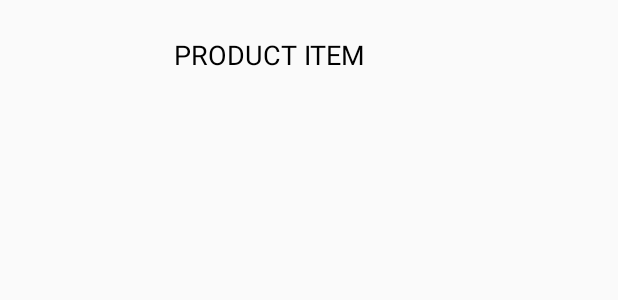
After one commit to claudiocaj/MobiquityChallenge, an Android app: the layout item_product.xml on its own in the app's theme, with its tools: preview values and no code run, on a phone screen of 412 x 824 dp. The commit adds this screen. Shown: the top 300 px of the screen. Run offline under Robolectric (Android 15) with nearby library versions, the phone set to English and light mode, and no system bars.

Commit message:
bind product list

```diff
--- a/app/src/main/java/com/mobiquity/mobproducts/di/AppComponent.kt
+++ b/app/src/main/java/com/mobiquity/mobproducts/di/AppComponent.kt
@@ -1,6 +1,7 @@
 package com.mobiquity.mobproducts.di
 
 import com.mobiquity.mobproducts.presentation.ui.MainActivity
+import com.mobiquity.mobproducts.presentation.ui.ProductsFragment
 import dagger.Component
 import javax.inject.Singleton
 
@@ -14,4 +15,5 @@ import javax.inject.Singleton
 )
 interface AppComponent {
     fun inject(target: MainActivity)
+    fun inject(target: ProductsFragment)
 }
--- a/app/src/main/java/com/mobiquity/mobproducts/presentation/ui/MainActivity.kt
+++ b/app/src/main/java/com/mobiquity/mobproducts/presentation/ui/MainActivity.kt
@@ -10,12 +10,9 @@ import com.mobiquity.mobproducts.presentation.viewmodel.ProductsViewModel
 import javax.inject.Inject
 
 class MainActivity : AppCompatActivity() {
-    @Inject
-    lateinit var viewModel: ProductsViewModel
 
     override fun onCreate(savedInstanceState: Bundle?) {
         super.onCreate(savedInstanceState)
         setContentView(R.layout.activity_main)
-        (application as ProductsApplicaton).appComponent.inject(this)
     }
 }
--- /dev/null
+++ b/app/src/main/res/layout/item_product.xml
@@ -0,0 +1,28 @@
+<?xml version="1.0" encoding="utf-8"?>
+<androidx.constraintlayout.widget.ConstraintLayout xmlns:android="http://schemas.android.com/apk/res/android"
+    xmlns:app="http://schemas.android.com/apk/res-auto"
+    xmlns:tools="http://schemas.android.com/tools"
+    android:layout_width="match_parent"
+    android:layout_height="@dimen/list_item_height">
+
+    <ImageView
+        android:id="@+id/product_img"
+        android:layout_width="@dimen/product_img_width"
+        android:layout_height="@dimen/product_img_height"
+        app:layout_constraintBottom_toBottomOf="parent"
+        app:layout_constraintStart_toStartOf="parent"
+        app:layout_constraintTop_toTopOf="parent" />
+
+    <TextView
+        android:id="@+id/product_name"
+        android:layout_width="wrap_content"
+        android:layout_height="wrap_content"
+        android:layout_marginStart="@dimen/medium_margin"
+        android:textColor="@color/black"
+        android:textSize="@dimen/text_size_medium"
+        app:layout_constraintBottom_toBottomOf="parent"
+        app:layout_constraintStart_toEndOf="@id/product_img"
+        app:layout_constraintTop_toTopOf="parent"
+        tools:text="PRODUCT ITEM" />
+
+</androidx.constraintlayout.widget.ConstraintLayout>
--- a/app/src/main/res/values/colors.xml
+++ b/app/src/main/res/values/colors.xml
@@ -3,4 +3,5 @@
     <color name="colorPrimary">#6200EE</color>
     <color name="colorPrimaryDark">#3700B3</color>
     <color name="colorAccent">#03DAC5</color>
+    <color name="black">#000000</color>
 </resources>
--- /dev/null
+++ b/app/src/main/res/values/dimens.xml
@@ -0,0 +1,8 @@
+<?xml version="1.0" encoding="utf-8"?>
+<resources>
+    <dimen name="medium_margin">16dp</dimen>
+    <dimen name="list_item_height">72dp</dimen>
+    <dimen name="product_img_height">56dp</dimen>
+    <dimen name="product_img_width">100dp</dimen>
+    <dimen name="text_size_medium">18sp</dimen>
+</resources>
```
Also changed, not shown: app/build.gradle (+8 -0 lines), app/src/main/java/com/mobiquity/mobproducts/presentation/adapter/ProductItemAdapter.kt (added, +53 -0 lines), app/src/main/java/com/mobiquity/mobproducts/presentation/ui/ProductsFragment.kt (+73 -16 lines), app/src/main/res/layout/fragment_products.xml (+17 -6 lines).
